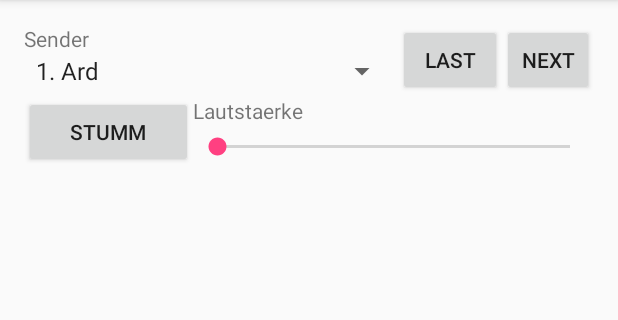
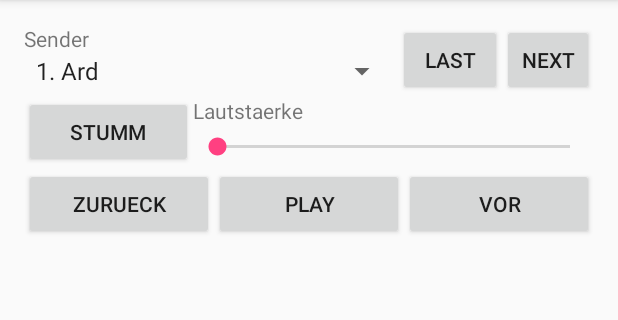
Before and after one commit to juxbo/NZSE_Remote, an Android app: the screen it shows after launch (Fernbedienung), on a phone screen of 412 x 824 dp, the part 84-404 px from its top. Run offline under Robolectric (Android 15) with nearby library versions, the phone set to English and light mode, and no system bars.

Commit message:
Added time shift buttons

```diff
--- a/app/src/main/res/layout/content_fernbedienung.xml
+++ b/app/src/main/res/layout/content_fernbedienung.xml
@@ -95,6 +95,33 @@
                 </LinearLayout>
             </LinearLayout>
         </LinearLayout>
+
+        <LinearLayout
+            android:orientation="horizontal"
+            android:layout_width="match_parent"
+            android:layout_height="wrap_content">
+
+            <Button
+                android:text="Zurueck"
+                android:layout_width="wrap_content"
+                android:layout_height="wrap_content"
+                android:id="@+id/button3"
+                android:layout_weight="1" />
+
+            <Button
+                android:text="Play"
+                android:layout_width="wrap_content"
+                android:layout_height="wrap_content"
+                android:id="@+id/button4"
+                android:layout_weight="1" />
+
+            <Button
+                android:text="VOR"
+                android:layout_width="wrap_content"
+                android:layout_height="wrap_content"
+                android:id="@+id/button6"
+                android:layout_weight="1" />
+        </LinearLayout>
     </LinearLayout>
 
 </RelativeLayout>
```
